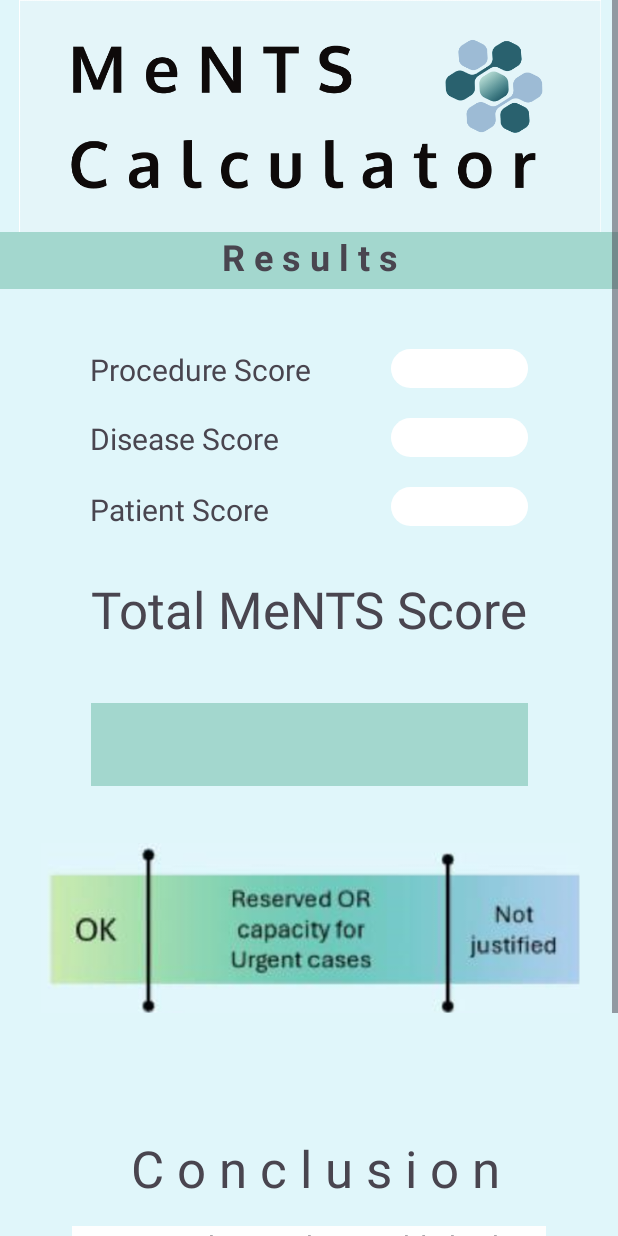
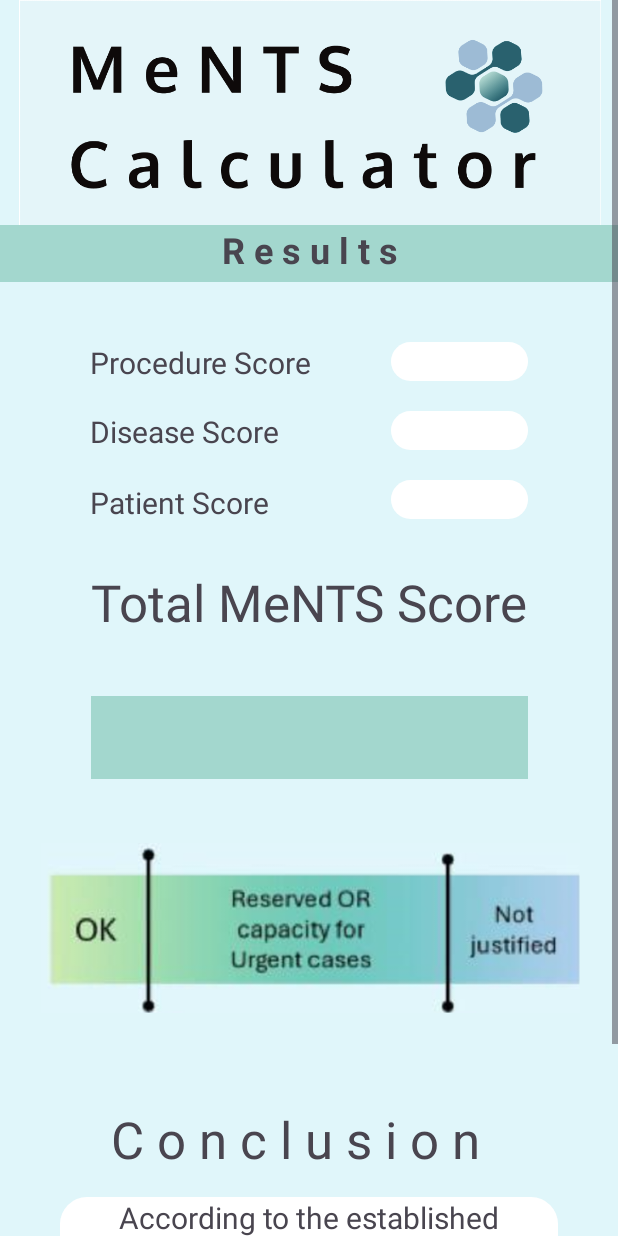
Before and after one commit to SofiaGoyesP/Proyecto-Mhealth, an Android app: the Results screen opened directly, with no data from a screen before it, on a phone screen of 412 x 824 dp. Run offline under Robolectric (Android 15) with nearby library versions, the phone set to English and light mode, and no system bars; 3 statements that could not run were skipped.

Commit message:
Versión final!!

```diff
--- /dev/null
+++ b/app/src/main/res/drawable/concbutton.xml
@@ -0,0 +1,5 @@
+<?xml version="1.0" encoding="utf-8"?>
+<shape xmlns:android="http://schemas.android.com/apk/res/android">
+    <solid android:color="#FFFFFF" /> <!-- Color de fondo blanco -->
+    <corners android:radius="18dp" /> <!-- Radio de las esquinas -->
+</shape>
--- a/app/src/main/res/layout/activity_main.xml
+++ b/app/src/main/res/layout/activity_main.xml
@@ -730,10 +730,9 @@
             android:textColor="#040303"
             app:layout_constraintBottom_toBottomOf="parent"
             app:layout_constraintEnd_toEndOf="parent"
-            app:layout_constraintHorizontal_bias="0.522"
             app:layout_constraintStart_toStartOf="parent"
             app:layout_constraintTop_toBottomOf="@+id/pac8"
-            app:layout_constraintVertical_bias="1.0" />
+            app:layout_constraintVertical_bias="0.829" />
 
         <TextView
             android:id="@+id/Lowerthreshold"
--- a/app/src/main/res/layout/activity_results.xml
+++ b/app/src/main/res/layout/activity_results.xml
@@ -167,16 +167,16 @@
             android:id="@+id/Titulo_Conclusions"
             android:layout_width="wrap_content"
             android:layout_height="wrap_content"
-            android:layout_marginTop="74dp"
+            android:layout_marginTop="45dp"
             android:text="C o n c l u s i o n"
             android:textSize="34sp"
             android:textStyle="normal"
             app:layout_constraintBottom_toBottomOf="parent"
             app:layout_constraintEnd_toEndOf="parent"
-            app:layout_constraintHorizontal_bias="0.527"
+            app:layout_constraintHorizontal_bias="0.445"
             app:layout_constraintStart_toStartOf="parent"
             app:layout_constraintTop_toBottomOf="@+id/imageView2"
-            app:layout_constraintVertical_bias="0.033" />
+            app:layout_constraintVertical_bias="0.077" />
 
         <Button
             android:id="@+id/buttonMain"
@@ -207,10 +207,10 @@
 
         <TextView
             android:id="@+id/Conclusion"
-            android:layout_width="316dp"
-            android:layout_height="117dp"
+            android:layout_width="332dp"
+            android:layout_height="107dp"
             android:layout_marginTop="16dp"
-            android:background="#FEFEFE"
+            android:background="@drawable/concbutton"
             android:text="TextView"
             android:textAlignment="center"
             android:textSize="20sp"
```
